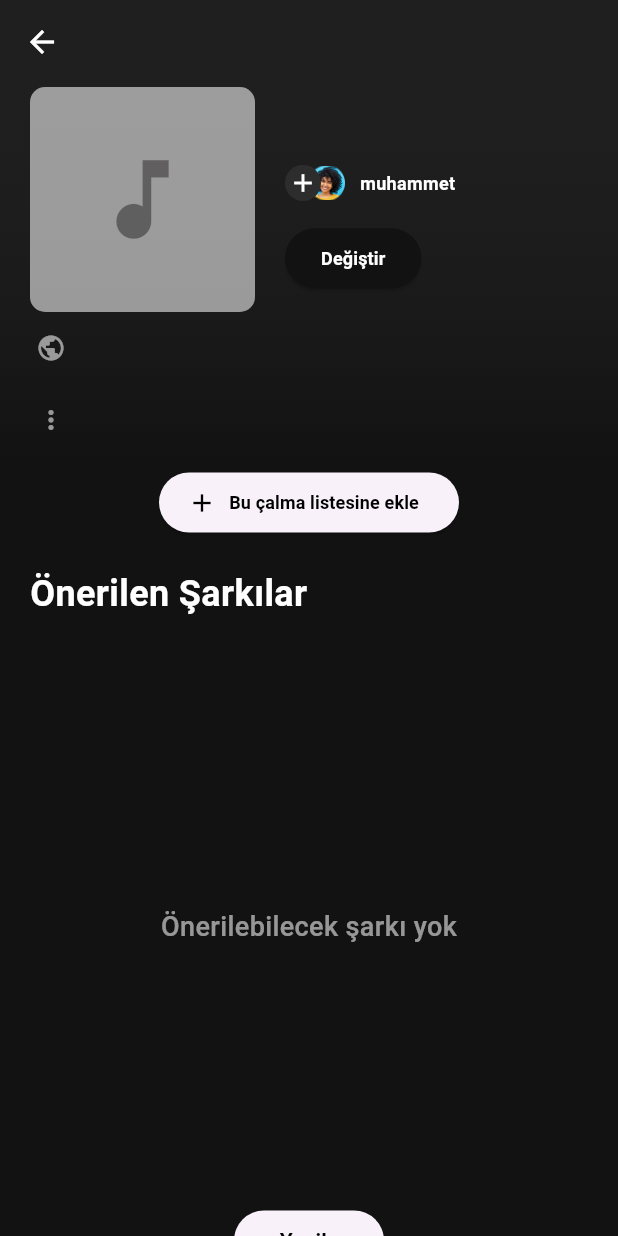
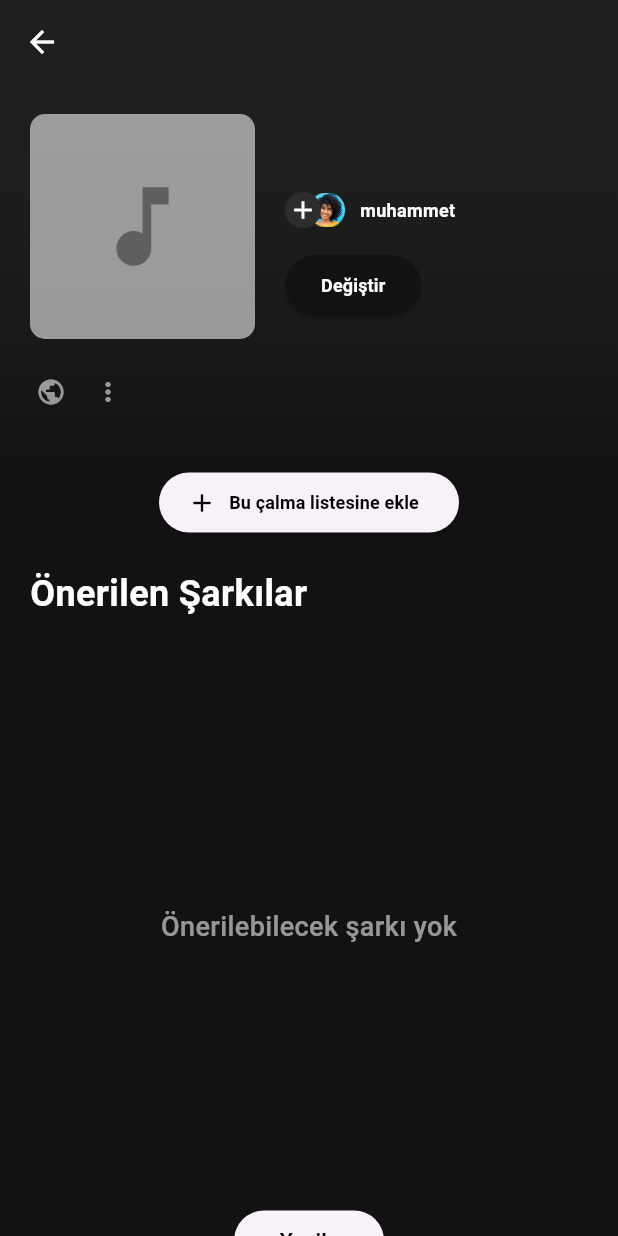
Before and after one commit to muhammettalhakaymak23214/spotify_clone, a Flutter app: the UpdatePlaylistView screen opened directly with empty values, on a phone screen of 412 x 824 dp. Run offline on Flutter 3.47's test engine with Material 3 defaults, Android fonts, the phone set to English and light mode, and no system bars; our stand-ins replace audio_video_progress_bar, dio, flutter_mobx, font_awesome_flutter, image_picker, just_audio and 3 more; missing offline and left inert: palette_generator_master; accounts and stored records are empty; network calls fail.

Commit message:
Updated update_playlist_view

```diff
--- a/lib/view/update_playlist_view.dart
+++ b/lib/view/update_playlist_view.dart
@@ -2,8 +2,10 @@ import 'package:flutter/material.dart';
 import 'package:flutter_mobx/flutter_mobx.dart';
 import 'package:spotify_clone/core/constants/app_colors.dart';
 import 'package:spotify_clone/core/constants/app_strings.dart';
+import 'package:spotify_clone/core/enums/media_type.dart';
 import 'package:spotify_clone/view/main_tab_view.dart';
 import 'package:spotify_clone/view/playlist_add_tracks_search_view.dart';
+import 'package:spotify_clone/view/track_list_view.dart';
 import 'package:spotify_clone/view_model/update_playlist_view_model.dart';
 import 'package:spotify_clone/widgets/custom_widgets/custom_icon.dart';
 import 'package:spotify_clone/widgets/custom_widgets/custom_text.dart';
@@ -27,7 +29,6 @@ class _UpdatePlaylistViewState extends State<UpdatePlaylistView> {
   //Variables
   final String _profilePhotoPath = "assets/png/profile_photo.png";
   late UpdatePlaylistViewModel viewModel;
-  final double appBarTitleFontSize = 24;
   final double topContainerHeight = 250;
   final double height1 = 150;
   final EdgeInsetsGeometry padding1 = EdgeInsets.symmetric(horizontal: 20);
@@ -61,13 +62,14 @@ class _UpdatePlaylistViewState extends State<UpdatePlaylistView> {
     //MediaQuery
     double screenWidth = MediaQuery.of(context).size.width;
     //BoxDecoration
-    const boxDecoration = BoxDecoration(
+    /*const boxDecsoration = BoxDecoration(
       gradient: LinearGradient(
         begin: Alignment.topCenter,
         end: Alignment.bottomCenter,
         colors: [AppColors.planSectionColor, AppColors.darkToneInk],
       ),
-    );
+    );*/
+
     return Scaffold(
       resizeToAvoidBottomInset: true,
       appBar: AppBar(
@@ -79,9 +81,16 @@ class _UpdatePlaylistViewState extends State<UpdatePlaylistView> {
           },
         ),
         centerTitle: true,
-        title: _AppBarTitleSection(
-          widget: widget,
-          appBarTitleFontSize: appBarTitleFontSize,
+        title: Observer(
+          builder: (context) {
+            final String playlistName = viewModel.playlistName.value;
+            return SizedBox(
+              width: 200,
+              child: _AppBarTitleSection(
+                playlistName: playlistName,
+              ),
+            );
+          },
         ),
       ),
       body: SingleChildScrollView(
@@ -89,7 +98,13 @@ class _UpdatePlaylistViewState extends State<UpdatePlaylistView> {
           mainAxisAlignment: MainAxisAlignment.start,
           children: [
             Container(
-              decoration: boxDecoration,
+              decoration: BoxDecoration(
+                gradient: LinearGradient(
+                  begin: Alignment.topCenter,
+                  end: Alignment.bottomCenter,
+                  colors: [AppColors.planSectionColor, AppColors.darkToneInk],
+                ),
+              ),
               height: topContainerHeight,
               width: double.infinity,
               child: Column(
@@ -148,41 +163,7 @@ class _UpdatePlaylistViewState extends State<UpdatePlaylistView> {
                       ),
                     ),
                   ),
-
-                  Observer(
-                    builder: (context) {
-                      return viewModel.playlistInTracks.isEmpty
-                          ? IconButton(
-                              padding: EdgeInsets.only(left: 20),
-                              onPressed: () {},
-                              icon: CustomIcon(
-                                iconData: Icons.public_outlined,
-                                color: AppColors.grey,
-                                iconSize: IconSize.medium,
-                              ),
-                            )
-                          : SizedBox.shrink();
-                    },
-                  ),
-                  Observer(
-                    builder: (context) {
-                      return viewModel.playlistInTracks.isEmpty
-                          ? IconButton(
-                              padding: EdgeInsets.only(left: 20),
-                              onPressed: () {},
-                              icon: CustomIcon(
-                                iconData: Icons.more_vert_outlined,
-                                color: AppColors.grey,
-                                iconSize: IconSize.medium,
-                              ),
-                            )
-                          : SizedBox.shrink();
-                    },
-                  ),
-                  Observer(
-                    builder: (context) {
-                      return viewModel.playlistInTracks.isNotEmpty
-                          ? Padding(
+                  Padding(
                     padding: const EdgeInsets.only(top: 10),
                     child: Container(
                       height: 50,
@@ -208,47 +189,40 @@ class _UpdatePlaylistViewState extends State<UpdatePlaylistView> {
                               iconSize: IconSize.medium,
                             ),
                           ),
-                                    SizedBox(
-                                      height: 30,
-                                      width: 100,
-                                      child: ElevatedButton.icon(
-                                        onPressed: () async {
-                                          //PlaylistAddTracksSearchView
-                                          await Navigator.push(
-                                            context,
-                                            MaterialPageRoute(
-                                              builder: (_) =>
-                                                  PlaylistAddTracksSearchView(
-                                                    playlistId:
-                                                        widget.playlistId,
-                                                  ),
+                          Observer(
+                            builder: (context) {
+                              return AnimatedSwitcher(
+                                duration: const Duration(milliseconds: 350),
+                                switchInCurve: Curves.easeOutCubic,
+                                switchOutCurve: Curves.easeInCubic,
+                                transitionBuilder: (child, animation) {
+                                  // Girerken: sağdan → ortaya
+                                  final inAnimation = Tween<Offset>(
+                                    begin: const Offset(1.5, 0),
+                                    end: Offset.zero,
+                                  ).animate(animation);
+
+                                  return FadeTransition(
+                                    opacity: animation,
+                                    child: SlideTransition(
+                                      position: inAnimation,
+                                      child: child,
                                     ),
                                   );
-                                          await viewModel.getPlaylistDetail(
-                                            playlistId: widget.playlistId,
-                                          );
-                                          await viewModel.getPlaylistTracks(
-                                            playlistId: widget.playlistId,
+                                },
+                                child: viewModel.playlistInTracks.isNotEmpty
+                                    ? _ListNotEmptySection(
+                                        key: const ValueKey('visible'),
+                                        widget: widget,
+                                        viewModel: viewModel,
+                                      )
+                                    : const SizedBox(key: ValueKey('hidden')),
                               );
                             },
-                                        icon: CustomIcon(
-                                          iconData: Icons.add,
-                                          color: AppColors.black,
-                                        ),
-                                        label: CustomText(
-                                          data: "Ekle",
-                                          color: AppColors.black,
-                                          textSize: TextSize.small,
-                                          textWeight: TextWeight.bold,
-                                        ),
-                                      ),
                           ),
                         ],
                       ),
                     ),
-                            )
-                          : SizedBox.shrink();
-                    },
                   ),
                 ],
               ),
@@ -256,11 +230,38 @@ class _UpdatePlaylistViewState extends State<UpdatePlaylistView> {
             SizedBox(height: 5),
             Observer(
               builder: (context) {
-                return viewModel.playlistInTracks.isEmpty
-                    ? SizedBox.shrink()
+                return AnimatedSwitcher(
+                  duration: const Duration(milliseconds: 350),
+                  switchInCurve: Curves.easeOutCubic,
+                  switchOutCurve: Curves.easeInCubic,
+                  transitionBuilder: (child, animation) {
+                    // Girerken: sağdan → ortaya
+                    final inAnimation = Tween<Offset>(
+                      begin: const Offset(-1.5, 0),
+                      end: Offset.zero,
+                    ).animate(animation);
+
+                    return FadeTransition(
+                      opacity: animation,
+                      child: SlideTransition(
+                        position: inAnimation,
+                        child: child,
+                      ),
+                    );
+                  },
+                  child: viewModel.playlistInTracks.isEmpty
+                      ? SizedBox(
+                          width: 200,
+                          child: _Deneme(
+                            screenWidth: screenWidth,
+                            widget: widget,
+                            viewModel: viewModel,
+                          ),
+                        )
                       : _PlaylistAddedTracks(
                           viewModel: viewModel,
                           widget: widget,
+                        ),
                 );
               },
             ),
@@ -271,50 +272,14 @@ class _UpdatePlaylistViewState extends State<UpdatePlaylistView> {
                 mainAxisAlignment: MainAxisAlignment.start,
                 crossAxisAlignment: CrossAxisAlignment.start,
                 children: [
+                  /*
                   Observer(
                     builder: (context) {
                       return viewModel.playlistInTracks.isEmpty
-                          ? Padding(
-                              padding: EdgeInsets.only(
-                                left: screenWidth / 2 - (100),
-                              ),
-                              child: SizedBox(
-                                width: 200,
-                                child: ElevatedButton.icon(
-                                  onPressed: () async {
-                                    //PlaylistAddTracksSearchView
-                                    await Navigator.push(
-                                      context,
-                                      MaterialPageRoute(
-                                        builder: (_) =>
-                                            PlaylistAddTracksSearchView(
-                                              playlistId: widget.playlistId,
-                                            ),
-                                      ),
-                                    );
-                                    await viewModel.getPlaylistDetail(
-                                      playlistId: widget.playlistId,
-                                    );
-                                    await viewModel.getPlaylistTracks(
-                                      playlistId: widget.playlistId,
-                                    );
-                                  },
-                                  icon: CustomIcon(
-                                    iconData: Icons.add,
-                                    color: AppColors.black,
-                                  ),
-                                  label: CustomText(
-                                    data: AppStrings.thisPlaylistAdd,
-                                    color: AppColors.black,
-                                    textSize: TextSize.small,
-                                    textWeight: TextWeight.bold,
-                                  ),
-                                ),
-                              ),
-                            )
+                          ? _Deneme(screenWidth: screenWidth, widget: widget, viewModel: viewModel)
                           : SizedBox.shrink();
                     },
-                  ),
+                  ),*/
                   Observer(
                     builder: (context) {
                       final double topPadding =
@@ -356,6 +321,122 @@ class _UpdatePlaylistViewState extends State<UpdatePlaylistView> {
       context,
       MaterialPageRoute(builder: (_) => const MainTabView(initialIndex: 0)),
       (route) => false,
+    );
+  }
+}
+
+class _Deneme extends StatelessWidget {
+  const _Deneme({
+    super.key,
+    required this.screenWidth,
+    required this.widget,
+    required this.viewModel,
+  });
+
+  final double screenWidth;
+  final UpdatePlaylistView widget;
+  final UpdatePlaylistViewModel viewModel;
+
+  @override
+  Widget build(BuildContext context) {
+    return ElevatedButton.icon(
+      onPressed: () async {
+        //PlaylistAddTracksSearchView
+        await Navigator.push(
+          context,
+          MaterialPageRoute(
+            builder: (_) =>
+                PlaylistAddTracksSearchView(playlistId: widget.playlistId),
+          ),
+        );
+        await viewModel.getPlaylistDetail(playlistId: widget.playlistId);
+        await viewModel.getPlaylistTracks(playlistId: widget.playlistId);
+      },
+      icon: CustomIcon(iconData: Icons.add, color: AppColors.black),
+      label: CustomText(
+        data: AppStrings.thisPlaylistAdd,
+        color: AppColors.black,
+        textSize: TextSize.small,
+        textWeight: TextWeight.bold,
+      ),
+    );
+  }
+}
+
+class _ListNotEmptySection extends StatelessWidget {
+  const _ListNotEmptySection({
+    super.key,
+    required this.widget,
+    required this.viewModel,
+  });
+
+  final UpdatePlaylistView widget;
+  final UpdatePlaylistViewModel viewModel;
+
+  @override
+  Widget build(BuildContext context) {
+    return Container(
+      height: 50,
+      child: Row(
+        children: [
+          SizedBox(
+            height: 30,
+            width: 100,
+            child: ElevatedButton.icon(
+              onPressed: () async {
+                //PlaylistAddTracksSearchView
+                await Navigator.push(
+                  context,
+                  MaterialPageRoute(
+                    builder: (_) => PlaylistAddTracksSearchView(
+                      playlistId: widget.playlistId,
+                    ),
+                  ),
+                );
+                await viewModel.getPlaylistDetail(
+                  playlistId: widget.playlistId,
+                );
+                await viewModel.getPlaylistTracks(
+                  playlistId: widget.playlistId,
+                );
+              },
+              icon: CustomIcon(iconData: Icons.add, color: AppColors.black),
+              label: CustomText(
+                data: "Ekle",
+                color: AppColors.black,
+                textSize: TextSize.small,
+                textWeight: TextWeight.bold,
+              ),
+            ),
+          ),
+          Padding(
+            padding: const EdgeInsets.only(left: 10),
+            child: SizedBox(
+              height: 30,
+              child: ElevatedButton(
+                style: ElevatedButton.styleFrom(
+                  backgroundColor: AppColors.green,
+                ),
+                onPressed: () {
+                  //TrackListView
+                  Navigator.push(
+                    context,
+                    MaterialPageRoute(
+                      builder: (_) => TrackListView(
+                        id: widget.playlistId,
+                        title: viewModel.playlistName.value,
+                        type: MediaType.playlist,
+                        imageUrl: viewModel.playlistCoverImage.value,
+                      ),
+                    ),
+                  );
+                },
+                child: CustomText(data: "Çalma listesine git"),
+              ),
+            ),
+          ),
+        ],
+      ),
     );
   }
 }
@@ -634,14 +715,18 @@ class _PlaylistCoverImageSection extends StatelessWidget {
   Widget build(BuildContext context) {
     return Padding(
       padding: const EdgeInsets.only(right: 20),
+      child: AnimatedSwitcher(
+        duration: const Duration(milliseconds: 1200),
+        switchInCurve: Curves.easeOut,
+        switchOutCurve: Curves.easeIn,
         child: Container(
+          key: ValueKey(playlistCoverImage),
           decoration: BoxDecoration(
             color: AppColors.grey,
             borderRadius: BorderRadius.circular(10),
           ),
           height: 150,
           width: 150,
-
           child: playlistCoverImage.isEmpty
               ? CustomIcon(
                   iconData: Icons.music_note,
@@ -649,8 +734,9 @@ class _PlaylistCoverImageSection extends StatelessWidget {
                   color: AppColors.planSectionColor,
                 )
               : ClipRRect(
-                borderRadius: BorderRadiusGeometry.circular(10),
+                  borderRadius: BorderRadius.circular(10),
                   child: Image.network(playlistCoverImage, fit: BoxFit.cover),
+                ),
         ),
       ),
     );
@@ -659,26 +745,22 @@ class _PlaylistCoverImageSection extends StatelessWidget {
 
 class _AppBarTitleSection extends StatelessWidget {
   const _AppBarTitleSection({
-    required this.widget,
-    required this.appBarTitleFontSize,
+    required this.playlistName,
   });
 
-  final UpdatePlaylistView widget;
-  final double appBarTitleFontSize;
-  final double sizedBoxWidth = 200;
+  final String playlistName;
+  final double appBarTitleFontSize = 24;
 
   @override
   Widget build(BuildContext context) {
-    return SizedBox(
-      width: sizedBoxWidth,
-      child: Text(
-        widget.playlistName,
+    return Text(
+      textAlign: TextAlign.center,
+      playlistName,
       overflow: TextOverflow.fade,
       style: TextStyle(
         fontSize: appBarTitleFontSize,
         fontWeight: FontWeight.bold,
       ),
-      ),
     );
   }
 }
```
Lines whose indentation alone changed are shown as unchanged.
